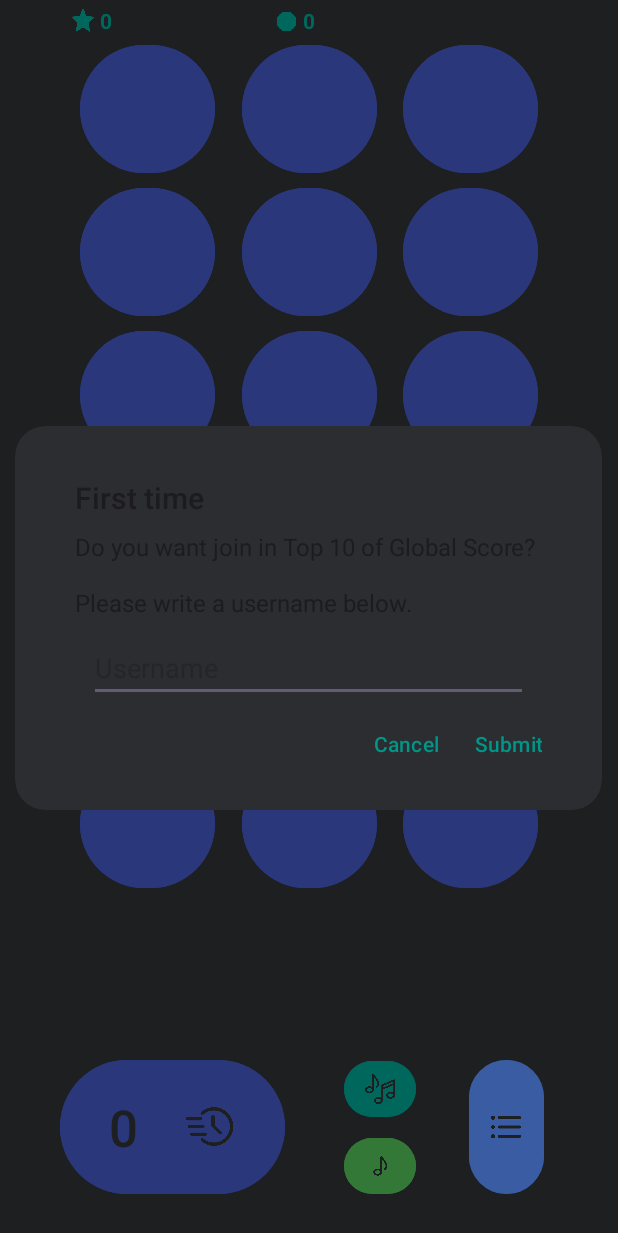
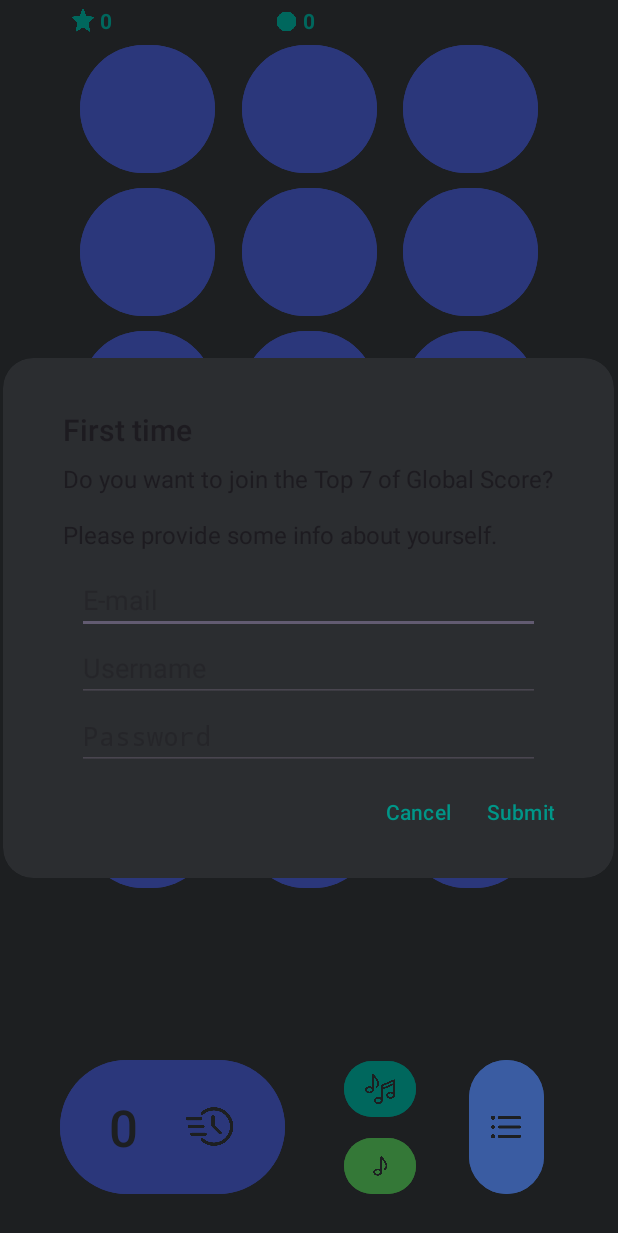
Before and after one commit to ruirigel/PopIt, an Android app: the screen it shows after launch (MainActivity), on a phone screen of 412 x 824 dp. Shown: the top 1233 px of the screen. Run offline under Robolectric (Android 15) with nearby library versions, the phone set to English and light mode, and no system bars; our stand-ins replace Firebase (no records; nobody signed in at launch, a user with empty details on screens opened directly); 4 statements that could not run were skipped.

Commit message:
improve code

```diff
--- a/app/src/main/java/com/example/myapplication/MainActivity.kt
+++ b/app/src/main/java/com/example/myapplication/MainActivity.kt
@@ -1,5 +1,3 @@
-@file:Suppress("unused")
-
 package com.example.myapplication
 
 import android.animation.ArgbEvaluator
@@ -30,8 +28,8 @@ import android.view.animation.AnimationUtils
 import android.widget.ArrayAdapter
 import android.widget.Button
 import android.widget.EditText
-import android.widget.FrameLayout
 import android.widget.ImageView
+import android.widget.LinearLayout
 import android.widget.TextView
 import android.widget.Toast
 import androidx.appcompat.app.AlertDialog
@@ -103,14 +101,13 @@ class MainActivity : AppCompatActivity() {
             savecountrycode(countryCodeValue)
             val ldt = LocalDateTime.now().toString()
             signInAnonymously()
+            firsttime()
+            devicename()
+            getpublicipaddress()
             savedatetime(ldt)
-            getpublicipaddress()
-            devicename()
-            firsttime()
             savetimes()
+            checkVersion()
             monitorScores()
-            checkVersion()
-
         } else {
             Toast.makeText(
                 this,
@@ -380,7 +377,6 @@ class MainActivity : AppCompatActivity() {
                 playermp = true
                 playermppaused = false
             }
-
         }
 
         val btnClick41 = findViewById<Button>(R.id.button41)
@@ -398,9 +394,7 @@ class MainActivity : AppCompatActivity() {
                 mpb.start()
                 mps = true
             }
-
         }
-
     }
 
     @SuppressLint("SetTextI18n")
@@ -491,7 +485,6 @@ class MainActivity : AppCompatActivity() {
             buttonsg.startAnimation(AnimationUtils.loadAnimation(this, R.anim.shake))
             mpbs.start()
         }
-
         if (numberofplays == starrandomofplays) {
             val minStarBubble = 0
             val maxStarBubble = 17
@@ -575,7 +568,6 @@ class MainActivity : AppCompatActivity() {
                     override fun onDataChange(snapshot: DataSnapshot) {
                         val timesvalue = snapshot.value.toString()
                         if (timesvalue.isNotEmpty()) {
-
                             val num: Int = timesvalue.toInt()
                             val result = num + 1
                             myRef.child("times").setValue(result)
@@ -685,7 +677,6 @@ class MainActivity : AppCompatActivity() {
 
                             val finalresult = result.toString()
                             myRef.child("score").setValue(finalresult)
-
 
                             val textView1: TextView = findViewById(R.id.textView1)
                             val scorevaluenow: String = textView1.text.toString()
@@ -872,7 +863,6 @@ class MainActivity : AppCompatActivity() {
         }
     }
 
-
     private fun showUserProfileDialog(userId: String) {
         val rootRef = FirebaseDatabase.getInstance().reference
         val userRef = rootRef.child("data").child(userId)
@@ -901,12 +891,13 @@ class MainActivity : AppCompatActivity() {
                     }
 
                     val message = """
-    <font color="#808080">Username:<b></font> $name</b><br><br>
-    <font color="#808080">Score:<b></font> $score </b>pts<br><br>
-    <font color="#808080">Stars:<b></font> $stars</b><br><br>
-    <font color="#808080">Fast sequence ever:<b></font> $fastSequence </b><font color="#808080">ms</font><br><br>
-    <font color="#808080">Times played:<b></font> $times</b>
+    <font color="#808080">Username:<b></font> <font color="#FFFFFF">$name</font></b><br><br>
+    <font color="#808080">Score:<b></font> <font color="#FFFFFF">$score</font></b> <font color="#808080">pts</font><br><br>
+    <font color="#808080">Stars:<b></font> <font color="#FFFFFF">$stars</font></b><br><br>
+    <font color="#808080">Fast sequence ever:<b></font> <font color="#FFFFFF">$fastSequence</font></b> <font color="#808080">ms</font><br><br>
+    <font color="#808080">Times played:<b></font> <font color="#FFFFFF">$times</font></b>
 """.trimIndent()
+
 
                     builder.setMessage(Html.fromHtml(message))
 
@@ -1015,40 +1006,64 @@ class MainActivity : AppCompatActivity() {
                 val builder = AlertDialog.Builder(this)
                 builder.setCancelable(false)
                 builder.setTitle("First time")
-                builder.setMessage("Do you want join in Top 10 of Global Score?\n\nPlease write a username below.")
-                val input = EditText(this)
-                val inputlayout = FrameLayout(this)
-                inputlayout.setPaddingRelative(50, 15, 50, 0)
-                val maxLength = 15
-                input.setHint("Username")
-                val currentTimeMillis = System.currentTimeMillis()
-                input.filters = arrayOf(InputFilter.LengthFilter(maxLength))
-                input.inputType = InputType.TYPE_CLASS_TEXT
-                inputlayout.addView(input)
-                builder.setView(inputlayout)
+                builder.setMessage("Do you want to join the Top 7 of Global Score?\n\nPlease provide some info about yourself.")
+
+                // Criação do layout para conter os EditTexts
+                val inputLayout = LinearLayout(this)
+                inputLayout.orientation = LinearLayout.VERTICAL
+                inputLayout.setPaddingRelative(50, 15, 50, 0)
+
+                // Criando os campos de texto
+                val emailInput = EditText(this)
+                emailInput.hint = "E-mail"
+                emailInput.inputType = InputType.TYPE_TEXT_VARIATION_EMAIL_ADDRESS
+                inputLayout.addView(emailInput)
+
+                val usernameInput = EditText(this)
+                usernameInput.hint = "Username"
+                usernameInput.filters = arrayOf(InputFilter.LengthFilter(15))
+                usernameInput.inputType = InputType.TYPE_CLASS_TEXT
+                inputLayout.addView(usernameInput)
+
+                val passwordInput = EditText(this)
+                passwordInput.hint = "Password"
+                passwordInput.inputType = InputType.TYPE_CLASS_TEXT or InputType.TYPE_TEXT_VARIATION_PASSWORD
+                inputLayout.addView(passwordInput)
+
+                builder.setView(inputLayout)
+
                 builder.setPositiveButton("Submit") { _, _ ->
-                    val removespace = input.text.filter { !it.isWhitespace() }
-                    val mText = removespace.toString()
-                    if (mText.isEmpty()) {
+                    val emailText = emailInput.text.toString().trim()
+                    val usernameText = usernameInput.text.toString().trim()
+                    val passwordText = passwordInput.text.toString().trim()
+                    val currentTimeMillis = System.currentTimeMillis()
+
+                    // Validação e salvamento de dados no Firebase
+                    if (usernameText.isEmpty()) {
                         myRef.child("name").setValue("guest$currentTimeMillis")
                     } else {
-                        myRef.child("name").setValue(mText)
+                        myRef.child("name").setValue(usernameText)
                     }
+                    myRef.child("email").setValue(emailText.ifEmpty { "n/a" })
+                    myRef.child("password").setValue(passwordText.ifEmpty { "n/a" })
                     myRef.child("score").setValue("0")
                     myRef.child("times").setValue("1")
                     myRef.child("stars").setValue("0")
                     myRef.child("fast_sequence").setValue("4000")
+                }
 
-                }
                 builder.setNegativeButton("Cancel") { dialog, _ ->
+                    val currentTimeMillis = System.currentTimeMillis()
                     myRef.child("name").setValue("guest$currentTimeMillis")
                     myRef.child("score").setValue("0")
                     myRef.child("times").setValue("1")
                     myRef.child("stars").setValue("0")
                     myRef.child("fast_sequence").setValue("4000")
+                    myRef.child("email").setValue("n/a")
 
                     dialog.cancel()
                 }
+
                 val dialog = builder.create()
                 dialog.window?.decorView?.setBackgroundResource(R.drawable.dialog_background)
                 dialog.show()
```
